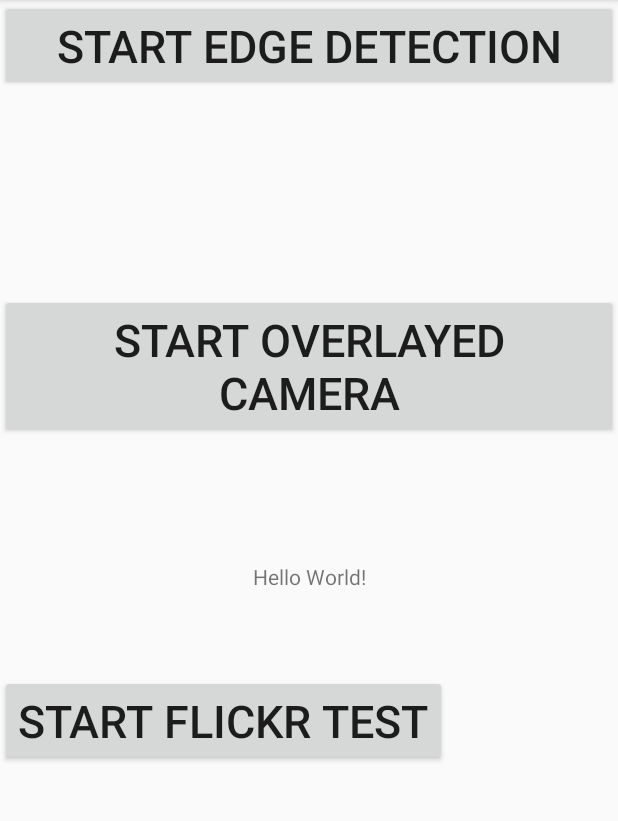
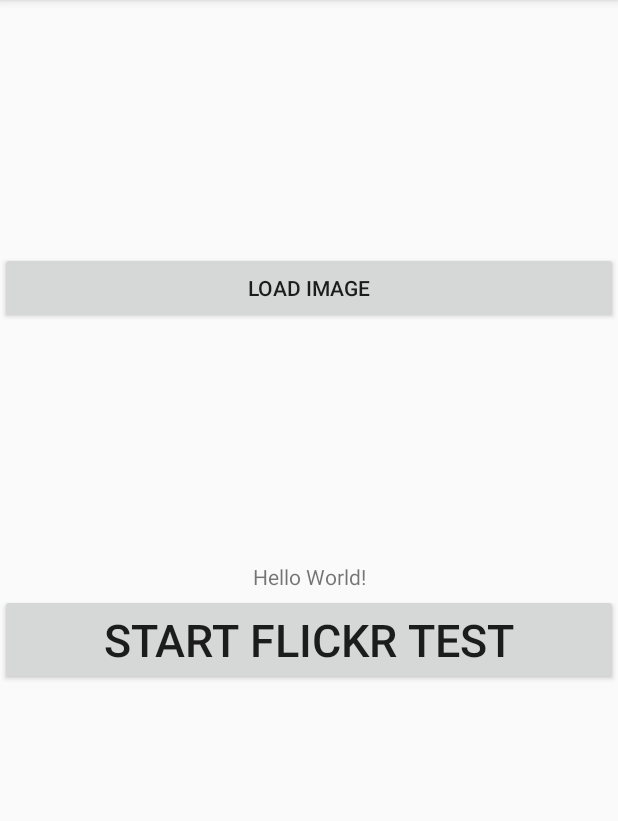
Before and after one commit to livlikwav/CamOnSketch, an Android app: the screen it shows after launch (MainActivity), on a phone screen of 412 x 824 dp, the part 84-905 px from its top. Run offline under Robolectric (Android 15) with nearby library versions, the phone set to English and light mode, and no system bars; libraries missing offline, so code that uses them is left out: org.opencv.android, org.opencv.core; 3 statements that could not run were skipped.

Commit message:
load gallery image & fix main activity & soft_input flickr acitivty

```diff
--- a/edge_camera/app/src/main/java/com/example/edge_camera/FlickrActivity.java
+++ b/edge_camera/app/src/main/java/com/example/edge_camera/FlickrActivity.java
@@ -10,6 +10,7 @@ import android.support.v7.app.AppCompatActivity;
 
 import android.util.Log;
 import android.view.View;
+import android.view.WindowManager;
 import android.widget.AdapterView;
 import android.widget.Button;
 import android.widget.EditText;
@@ -60,6 +61,7 @@ public class FlickrActivity extends AppCompatActivity {
     protected void onCreate(Bundle savedInstanceState) {
         super.onCreate(savedInstanceState);
         setContentView(R.layout.activity_flickr);
+        getWindow().setSoftInputMode(WindowManager.LayoutParams.SOFT_INPUT_ADJUST_PAN);
 
         Button buttonRequestJSON = (Button)findViewById(R.id.button_main_requestjson);
         ListView listviewPhtoList = (ListView)findViewById(R.id.listview_main_list);
--- a/edge_camera/app/src/main/java/com/example/edge_camera/ImageActivity.java
+++ b/edge_camera/app/src/main/java/com/example/edge_camera/ImageActivity.java
@@ -259,4 +259,6 @@ public class ImageActivity extends AppCompatActivity {
         });
         builder.create().show();
     }
+
+
 }
--- a/edge_camera/app/src/main/res/layout/activity_main.xml
+++ b/edge_camera/app/src/main/res/layout/activity_main.xml
@@ -16,23 +16,14 @@
         app:layout_constraintRight_toRightOf="parent"
         app:layout_constraintTop_toTopOf="parent" />
 
-    <Button
-        android:id="@+id/button1"
-        android:layout_width="0dp"
-        android:layout_height="wrap_content"
-        android:text="Start edge detection"
-        android:textSize="30sp"
-        app:layout_constraintEnd_toEndOf="parent"
-        app:layout_constraintStart_toStartOf="parent"
-        app:layout_constraintTop_toTopOf="parent" />
 
     <Button
-        android:id="@+id/button2"
-        android:layout_width="wrap_content"
+        android:id="@+id/load_image_btn"
+        android:layout_width="match_parent"
         android:layout_height="wrap_content"
-        android:layout_marginTop="196dp"
-        android:text="Start overlayed camera"
-        android:textSize="30sp"
+        android:layout_marginTop="168dp"
+        android:onClick="onButtonClicked"
+        android:text="Load Image"
         app:layout_constraintEnd_toEndOf="parent"
         app:layout_constraintHorizontal_bias="0.0"
         app:layout_constraintStart_toStartOf="parent"
@@ -40,9 +31,9 @@
 
     <Button
         android:id="@+id/button3"
-        android:layout_width="wrap_content"
+        android:layout_width="match_parent"
         android:layout_height="wrap_content"
-        android:layout_marginTop="450dp"
+        android:layout_marginTop="396dp"
         android:text="Start Flickr Test"
         android:textSize="30sp"
         app:layout_constraintEnd_toEndOf="parent"
```
Also changed, not shown: edge_camera/app/src/main/java/com/example/edge_camera/MainActivity.java (+160 -18 lines), edge_camera/camerafragment/src/main/java/com/github/florent37/camerafragment/internal/manager/impl/Camera2Manager.java (+2 -6 lines), 1 other file.
